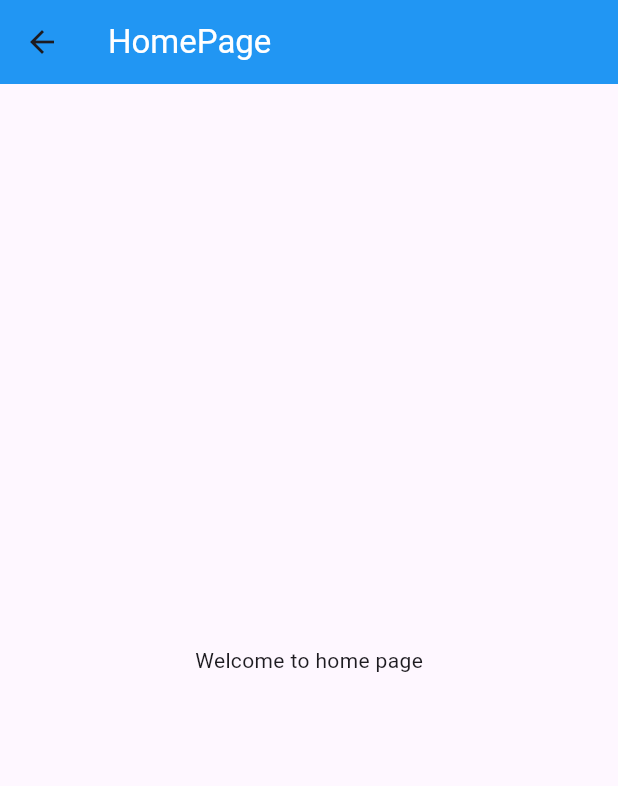
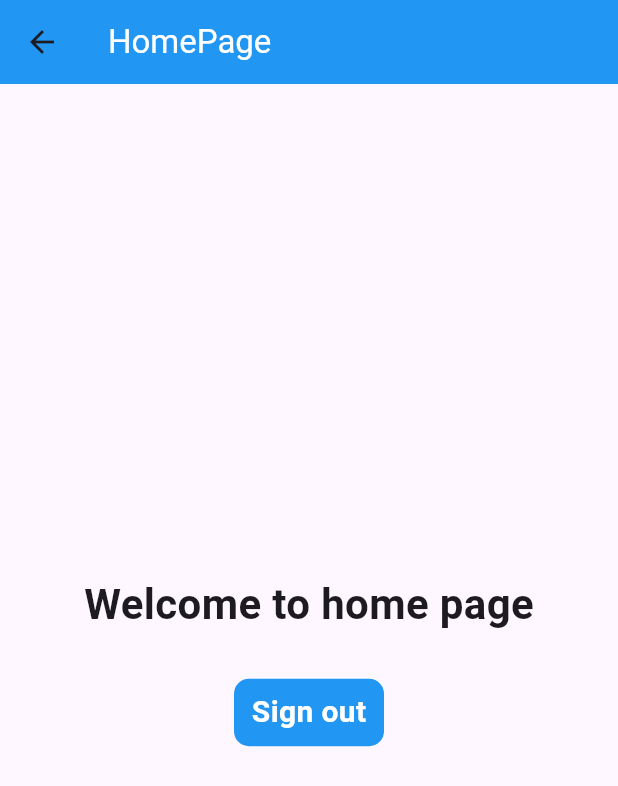
Before and after one commit to kietpt2003/world_time, a Flutter app: the HomePage screen opened by its route, on a phone screen of 412 x 824 dp. Shown: the top 786 px of the screen. Run offline on Flutter 3.47's test engine with Material 3 defaults, Android fonts, the phone set to English and light mode, and no system bars; our stand-ins replace firebase_auth, firebase_core, flutter_spinkit, fluttertoast; missing offline and left inert: firebase_ui_auth; accounts and stored records are empty.

Commit message:
fixing homepage for using toast and comment unused back arrow

```diff
--- a/lib/features/user_auth/presentation/pages/home_page.dart
+++ b/lib/features/user_auth/presentation/pages/home_page.dart
@@ -1,5 +1,6 @@
-import 'package:flutter/cupertino.dart';
+import 'package:firebase_auth/firebase_auth.dart';
 import 'package:flutter/material.dart';
+import 'package:world_time/global/common/toast.dart';
 
 class HomePage extends StatelessWidget {
   const HomePage({super.key});
@@ -15,9 +16,51 @@ class HomePage extends StatelessWidget {
           ),
         ),
         backgroundColor: Colors.blue,
+        // leading: const BackButton(
+        //   color: Colors.white,
+        // ),
       ),
-      body: const Center(
-        child: Text("Welcome to home page"),
+      body: Column(
+        mainAxisAlignment: MainAxisAlignment.center,
+        children: [
+          const Center(
+            child: Text(
+              "Welcome to home page",
+              style: TextStyle(
+                fontSize: 28,
+                fontWeight: FontWeight.bold,
+              ),
+            ),
+          ),
+          const SizedBox(
+            height: 30,
+          ),
+          GestureDetector(
+            onTap: () {
+              FirebaseAuth.instance.signOut();
+              Navigator.pushReplacementNamed(context, "/login");
+              showToast(message: 'Successfully Signed out');
+            },
+            child: Container(
+              height: 45,
+              width: 100,
+              decoration: BoxDecoration(
+                color: Colors.blue,
+                borderRadius: BorderRadius.circular(10),
+              ),
+              child: const Center(
+                child: Text(
+                  "Sign out",
+                  style: TextStyle(
+                    color: Colors.white,
+                    fontSize: 20,
+                    fontWeight: FontWeight.bold,
+                  ),
+                ),
+              ),
+            ),
+          )
+        ],
       ),
     );
   }
```
